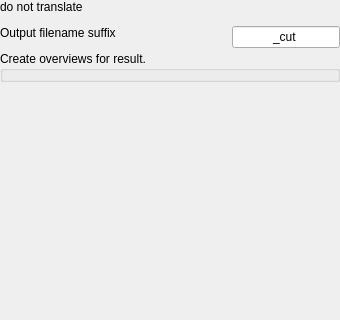
Old version of the form src/qmaptool/tool/IToolCutMap.ui in the repository Maproom/qmapshack; both pictures show x 0 to 340 and y 0 to 320 of the 340 by 610 pixel window.
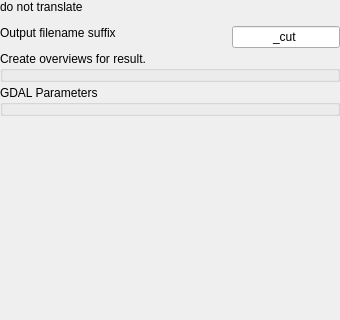
New version of the form. Icons and pictures are not drawn. Custom widgets are drawn as their Qt base class.

Commit message:
[QMS-382] QMapTool: Allow customized GDAL parameters
* Add CToolGDALGroupBox for the options
* Add options to Cut, Reference and Palettize tool

```diff
--- a/src/qmaptool/tool/IToolCutMap.ui
+++ b/src/qmaptool/tool/IToolCutMap.ui
@@ -149,6 +149,13 @@
         </property>
        </widget>
       </item>
+      <item>
+       <widget class="CToolGDALGroupBox" name="groupGDALParameters">
+        <property name="title">
+         <string>GDAL Parameters</string>
+        </property>
+       </widget>
+      </item>
       <item>
        <spacer name="verticalSpacer">
         <property name="orientation">
@@ -255,6 +262,12 @@
    <header>tool/CToolOverviewGroupBox.h</header>
    <container>1</container>
   </customwidget>
+  <customwidget>
+   <class>CToolGDALGroupBox</class>
+   <extends>QGroupBox</extends>
+   <header>tool/CToolGDALGroupBox.h</header>
+   <container>1</container>
+  </customwidget>
  </customwidgets>
  <resources>
   <include location="../resources.qrc"/>
```
The commit also changes 10 other files.
